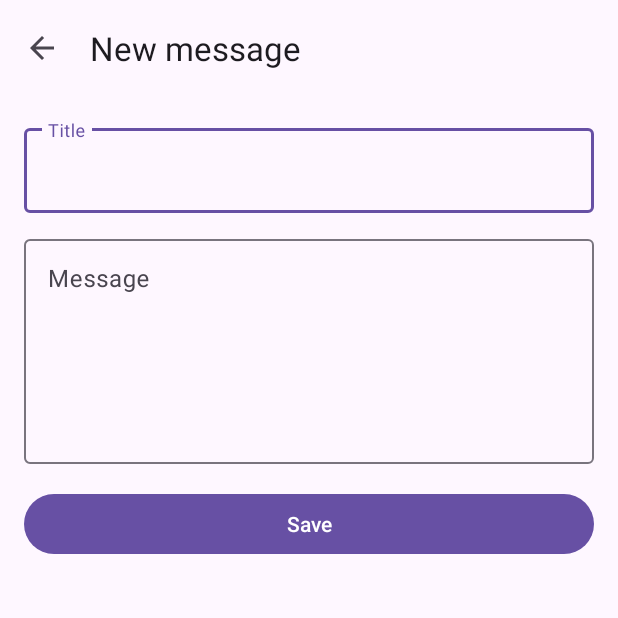
After one commit to LinNyiAungWlv/MyBlog, an Android app: the EditMessageActivity screen opened directly, with no data from a screen before it, on a phone screen of 412 x 824 dp, the top half of it. The commit adds this screen. Run offline under Robolectric (Android 15) with nearby library versions, the phone set to English and light mode, and no system bars.

Commit message:
Add EditMessageActivity for creating messages

```diff
--- a/app/src/main/AndroidManifest.xml
+++ b/app/src/main/AndroidManifest.xml
@@ -21,6 +21,11 @@
                 <category android:name="android.intent.category.LAUNCHER" />
             </intent-filter>
         </activity>
+        <activity
+            android:name=".EditMessageActivity"
+            android:exported="false"
+            android:parentActivityName=".MainActivity"
+            android:windowSoftInputMode="adjustResize" />
     </application>
 
 </manifest>
--- /dev/null
+++ b/app/src/main/java/wlv/ac/uk/myblog/EditMessageActivity.java
@@ -0,0 +1,115 @@
+package wlv.ac.uk.myblog;
+
+import android.os.Bundle;
+import android.widget.Toast;
+
+import androidx.activity.EdgeToEdge;
+import androidx.appcompat.app.AppCompatActivity;
+import androidx.core.graphics.Insets;
+import androidx.core.view.ViewCompat;
+import androidx.core.view.WindowInsetsCompat;
+
+import com.google.android.material.appbar.MaterialToolbar;
+import com.google.android.material.textfield.TextInputEditText;
+import com.google.android.material.textfield.TextInputLayout;
+
+import wlv.ac.uk.myblog.data.MessageRepository;
+import wlv.ac.uk.myblog.model.Message;
+
+/**
+ * Screen for writing a new blog message.
+ * Everything is saved to the local SQLite database, so it works offline.
+ */
+public class EditMessageActivity extends AppCompatActivity {
+
+    private MessageRepository repository;
+    private TextInputLayout layoutTitle;
+    private TextInputLayout layoutBody;
+    private TextInputEditText editTitle;
+    private TextInputEditText editBody;
+
+    @Override
+    protected void onCreate(Bundle savedInstanceState) {
+        super.onCreate(savedInstanceState);
+        EdgeToEdge.enable(this);
+        setContentView(R.layout.activity_edit_message);
+        // Keep content clear of the status bar, navigation bar and the on-screen keyboard
+        ViewCompat.setOnApplyWindowInsetsListener(findViewById(R.id.main), (v, insets) -> {
+            Insets bars = insets.getInsets(
+                    WindowInsetsCompat.Type.systemBars() | WindowInsetsCompat.Type.ime());
+            v.setPadding(bars.left, bars.top, bars.right, bars.bottom);
+            return insets;
+        });
+
+        // Toolbar with a back arrow that closes this screen
+        MaterialToolbar toolbar = findViewById(R.id.toolbar);
+        setSupportActionBar(toolbar);
+        if (getSupportActionBar() != null) {
+            getSupportActionBar().setDisplayHomeAsUpEnabled(true);
+        }
+
+        repository = new MessageRepository(this);
+
+        layoutTitle = findViewById(R.id.layoutTitle);
+        layoutBody = findViewById(R.id.layoutBody);
+        editTitle = findViewById(R.id.editTitle);
+        editBody = findViewById(R.id.editBody);
+
+        findViewById(R.id.buttonSave).setOnClickListener(v -> saveMessage());
+    }
+
+    /** Back arrow in the toolbar closes this screen without saving. */
+    @Override
+    public boolean onSupportNavigateUp() {
+        finish();
+        return true;
+    }
+
+    /** Checks the input, saves the message to the database and closes the screen. */
+    private void saveMessage() {
+        String title = textOf(editTitle);
+        String body = textOf(editBody);
+
+        if (!isInputValid(title, body)) {
+            return;
+        }
+
+        long id = repository.insert(new Message(title, body, null));
+        if (id == -1) {
+            Toast.makeText(this, R.string.save_failed, Toast.LENGTH_SHORT).show();
+            return;
+        }
+
+        Toast.makeText(this, R.string.message_saved, Toast.LENGTH_SHORT).show();
+        finish();   // go back to the list, which reloads in onResume()
+    }
+
+    /**
+     * Title and body must not be empty (spaces only also count as empty).
+     * Shows an error under each empty field.
+     */
+    private boolean isInputValid(String title, String body) {
+        boolean valid = true;
+
+        if (title.isEmpty()) {
+            layoutTitle.setError(getString(R.string.error_title_required));
+            valid = false;
+        } else {
+            layoutTitle.setError(null);
+        }
+
+        if (body.isEmpty()) {
+            layoutBody.setError(getString(R.string.error_body_required));
+            valid = false;
+        } else {
+            layoutBody.setError(null);
+        }
+
+        return valid;
+    }
+
+    /** Returns the trimmed text of an input field, never null. */
+    private String textOf(TextInputEditText field) {
+        return field.getText() == null ? "" : field.getText().toString().trim();
+    }
+}
--- a/app/src/main/java/wlv/ac/uk/myblog/MainActivity.java
+++ b/app/src/main/java/wlv/ac/uk/myblog/MainActivity.java
@@ -1,5 +1,6 @@
 package wlv.ac.uk.myblog;
 
+import android.content.Intent;
 import android.os.Bundle;
 import android.view.View;
 import android.widget.TextView;
@@ -52,6 +53,10 @@ public class MainActivity extends AppCompatActivity {
         adapter = new MessageAdapter(message ->
                 Toast.makeText(this, message.getTitle(), Toast.LENGTH_SHORT).show());
         recyclerMessages.setAdapter(adapter);
+
+        // + button opens the editor to write a new message
+        findViewById(R.id.fabAdd).setOnClickListener(v ->
+                startActivity(new Intent(this, EditMessageActivity.class)));
     }
 
     /**
--- /dev/null
+++ b/app/src/main/res/layout/activity_edit_message.xml
@@ -0,0 +1,69 @@
+<?xml version="1.0" encoding="utf-8"?>
+<!-- Editor screen: used to write a new message (and later to edit one) -->
+<LinearLayout xmlns:android="http://schemas.android.com/apk/res/android"
+    xmlns:app="http://schemas.android.com/apk/res-auto"
+    xmlns:tools="http://schemas.android.com/tools"
+    android:id="@+id/main"
+    android:layout_width="match_parent"
+    android:layout_height="match_parent"
+    android:orientation="vertical"
+    tools:context=".EditMessageActivity">
+
+    <com.google.android.material.appbar.MaterialToolbar
+        android:id="@+id/toolbar"
+        android:layout_width="match_parent"
+        android:layout_height="?attr/actionBarSize"
+        app:title="@string/new_message" />
+
+    <ScrollView
+        android:layout_width="match_parent"
+        android:layout_height="0dp"
+        android:layout_weight="1">
+
+        <LinearLayout
+            android:layout_width="match_parent"
+            android:layout_height="wrap_content"
+            android:orientation="vertical"
+            android:padding="16dp">
+
+            <com.google.android.material.textfield.TextInputLayout
+                android:id="@+id/layoutTitle"
+                style="?attr/textInputOutlinedStyle"
+                android:layout_width="match_parent"
+                android:layout_height="wrap_content"
+                android:hint="@string/title">
+
+                <com.google.android.material.textfield.TextInputEditText
+                    android:id="@+id/editTitle"
+                    android:layout_width="match_parent"
+                    android:layout_height="wrap_content"
+                    android:inputType="textCapSentences"
+                    android:maxLines="1" />
+            </com.google.android.material.textfield.TextInputLayout>
+
+            <com.google.android.material.textfield.TextInputLayout
+                android:id="@+id/layoutBody"
+                style="?attr/textInputOutlinedStyle"
+                android:layout_width="match_parent"
+                android:layout_height="wrap_content"
+                android:layout_marginTop="12dp"
+                android:hint="@string/message">
+
+                <com.google.android.material.textfield.TextInputEditText
+                    android:id="@+id/editBody"
+                    android:layout_width="match_parent"
+                    android:layout_height="wrap_content"
+                    android:gravity="top"
+                    android:inputType="textMultiLine|textCapSentences"
+                    android:minLines="6" />
+            </com.google.android.material.textfield.TextInputLayout>
+
+            <com.google.android.material.button.MaterialButton
+                android:id="@+id/buttonSave"
+                android:layout_width="match_parent"
+                android:layout_height="wrap_content"
+                android:layout_marginTop="16dp"
+                android:text="@string/save" />
+        </LinearLayout>
+    </ScrollView>
+</LinearLayout>
--- a/app/src/main/res/values/strings.xml
+++ b/app/src/main/res/values/strings.xml
@@ -2,4 +2,14 @@
     <string name="app_name">MyBlog</string>
     <string name="empty_messages">No messages yet.\nTap + to write your first post.</string>
     <string name="add_message">Add message</string>
+
+    <!-- Editor screen -->
+    <string name="new_message">New message</string>
+    <string name="title">Title</string>
+    <string name="message">Message</string>
+    <string name="save">Save</string>
+    <string name="message_saved">Message saved</string>
+    <string name="save_failed">Could not save the message</string>
+    <string name="error_title_required">Please enter a title</string>
+    <string name="error_body_required">Please enter a message</string>
 </resources>
```
